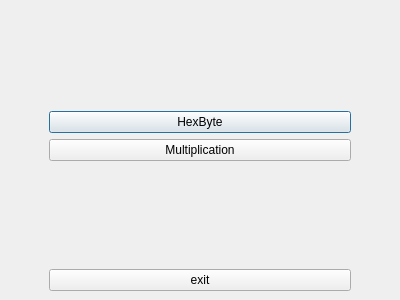
Qt form gui/ui/MenuDialog.ui (xffox/brainer) before a commit.
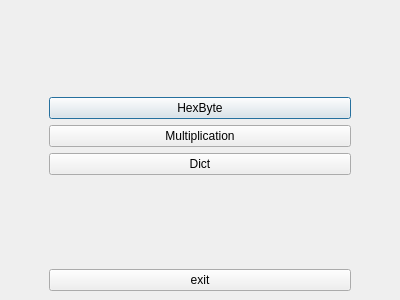
The same form after that commit.

Commit message: dict task

```diff
--- a/gui/ui/MenuDialog.ui
+++ b/gui/ui/MenuDialog.ui
@@ -52,6 +52,13 @@
        </property>
       </widget>
      </item>
+     <item>
+      <widget class="QPushButton" name="dictButton">
+       <property name="text">
+        <string>Dict</string>
+       </property>
+      </widget>
+     </item>
      <item>
       <spacer name="verticalSpacer_2">
        <property name="orientation">
```
The commit also changes 32 other files.
